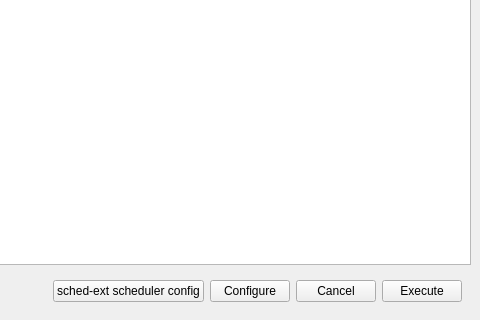
MadGoatHaz/kernel-manager, file src/km-window.ui: the form before one commit; both pictures show x 407 to 887 and y 224 to 544 of the 887 by 544 pixel window.
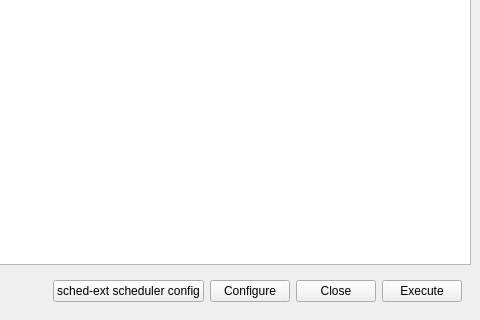
The form after the commit. Icons and pictures are not drawn.

Commit message: feat(chunk-5): rename Cancel buttons to Close

Diff of the .ui file:
```diff
--- a/src/km-window.ui
+++ b/src/km-window.ui
@@ -129,7 +129,7 @@
        <item>
         <widget class="QPushButton" name="cancel">
          <property name="text">
-          <string>Cancel</string>
+           <string>Close</string>
          </property>
         </widget>
        </item>
```
Lines whose indentation alone changed are shown as unchanged. The commit also changes 17 other files.
